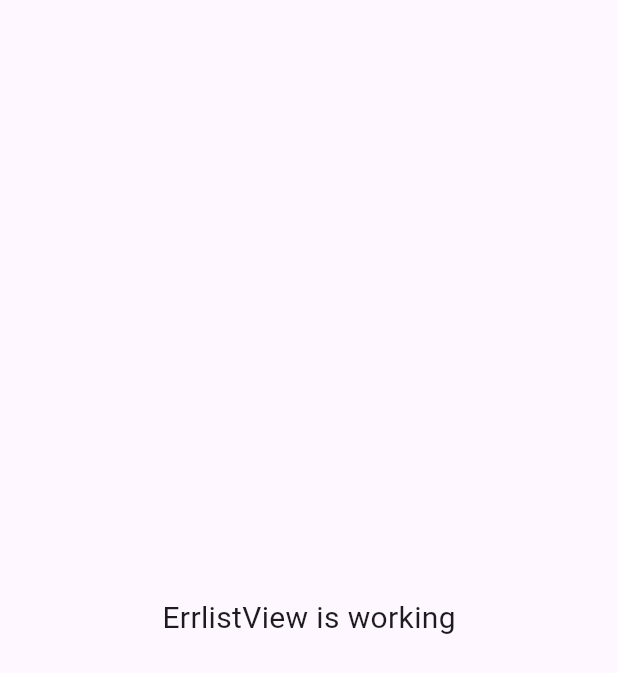
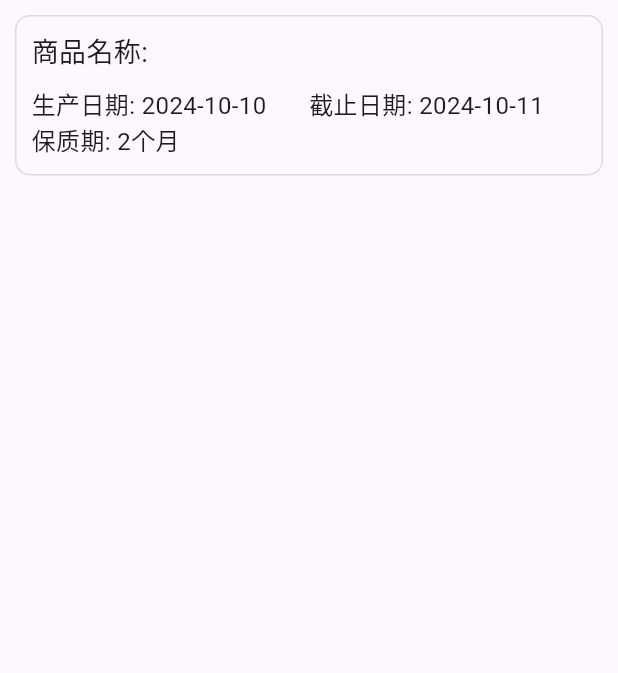
Before and after one commit to gongjianOnline/supermarket, a Flutter app: the ErrlistView screen opened by its route, on a phone screen of 412 x 824 dp. Shown: the top 673 px of the screen. Run offline on Flutter 3.47's test engine with Material 3 defaults, Android fonts, the phone set to English and light mode, and no system bars; drawn by our look-alikes of flutter_swipe_action_cell; our stand-ins replace get; missing offline and left inert: dart:ffi.

Commit message:
前端页面搭建

```diff
--- a/lib/app/modules/errlist/bindings/errlist_binding.dart
+++ b/lib/app/modules/errlist/bindings/errlist_binding.dart
@@ -5,8 +5,8 @@ import '../controllers/errlist_controller.dart';
 class ErrlistBinding extends Bindings {
   @override
   void dependencies() {
-    Get.lazyPut<ErrlistController>(
-      () => ErrlistController(),
-    );
+    // Get.lazyPut<ErrlistController>(
+    //   () => ErrlistController(),
+    // );
   }
 }
--- a/lib/app/modules/errlist/controllers/errlist_controller.dart
+++ b/lib/app/modules/errlist/controllers/errlist_controller.dart
@@ -3,7 +3,8 @@ import 'package:get/get.dart';
 class ErrlistController extends GetxController {
   //TODO: Implement ErrlistController
 
-  final count = 0.obs;
+  RxString titleName = "生产日期".obs;
+
   @override
   void onInit() {
     super.onInit();
@@ -18,6 +19,4 @@ class ErrlistController extends GetxController {
   void onClose() {
     super.onClose();
   }
-
-  void increment() => count.value++;
 }
--- a/lib/app/modules/errlist/views/errlist_view.dart
+++ b/lib/app/modules/errlist/views/errlist_view.dart
@@ -3,18 +3,87 @@ import 'package:flutter/material.dart';
 import 'package:get/get.dart';
 
 import '../controllers/errlist_controller.dart';
+import 'package:flutter_swipe_action_cell/flutter_swipe_action_cell.dart';
 
 class ErrlistView extends GetView<ErrlistController> {
   const ErrlistView({Key? key}) : super(key: key);
   @override
   Widget build(BuildContext context) {
-    return Scaffold(
-      body: const Center(
-        child: Text(
-          'ErrlistView is working',
-          style: TextStyle(fontSize: 20),
-        ),
-      ),
-    );
+    return Obx(() {
+      return Scaffold(
+          body: Column(
+        children: [
+          Expanded(
+            flex: 1,
+            child: ListView(
+              children: [
+                itemContainer(0),
+              ],
+            ),
+          )
+        ],
+      ));
+    });
+  }
+
+  itemContainer(index) {
+    return SwipeActionCell(
+
+        /// 这个key是必要的
+        key: ValueKey(index),
+        trailingActions: <SwipeAction>[
+          SwipeAction(
+              title: "已处理",
+              onTap: (CompletionHandler handler) async {
+                print(index);
+              },
+              color: Colors.red),
+        ],
+        child: Container(
+          decoration: BoxDecoration(
+            borderRadius: BorderRadius.circular(10),
+            border: Border.all(
+              color: Colors.black12, // 边框颜色
+              width: 1, // 边框宽度
+            ),
+          ),
+          margin:
+              const EdgeInsets.only(left: 10, right: 10, top: 10, bottom: 10),
+          padding:
+              const EdgeInsets.only(left: 10, right: 10, top: 10, bottom: 10),
+          child: Column(
+            crossAxisAlignment: CrossAxisAlignment.start,
+            mainAxisAlignment: MainAxisAlignment.start,
+            children: [
+              Container(
+                child: const Text("商品名称: ", style: TextStyle(fontSize: 18)),
+                padding: const EdgeInsets.only(bottom: 10),
+              ),
+              Row(
+                children: [
+                  Expanded(
+                    flex: 1,
+                    child: Text("${controller.titleName.value}: 2024-10-10",
+                        style: TextStyle(fontSize: 16)),
+                  ),
+                  Expanded(
+                    flex: 1,
+                    child: Text("截止日期: 2024-10-11",
+                        style: TextStyle(fontSize: 16)),
+                  )
+                ],
+              ),
+              Row(
+                children: [
+                  Expanded(
+                    flex: 1,
+                    child: Text("保质期: 2个月", style: TextStyle(fontSize: 16)),
+                  ),
+                  Expanded(flex: 1, child: Container())
+                ],
+              )
+            ],
+          ),
+        ));
   }
 }
--- a/lib/app/modules/home/bindings/home_binding.dart
+++ b/lib/app/modules/home/bindings/home_binding.dart
@@ -3,6 +3,7 @@ import 'package:get/get.dart';
 import '../controllers/home_controller.dart';
 import '../../importPage/controllers/import_page_controller.dart';
 import '../../listPage/controllers/list_page_controller.dart';
+import '../../errlist/controllers/errlist_controller.dart';
 
 class HomeBinding extends Bindings {
   @override
@@ -16,5 +17,8 @@ class HomeBinding extends Bindings {
     Get.lazyPut<ListPageController>(
       () => ListPageController(),
     );
+    Get.lazyPut<ErrlistController>(
+      () => ErrlistController(),
+    );
   }
 }
```
